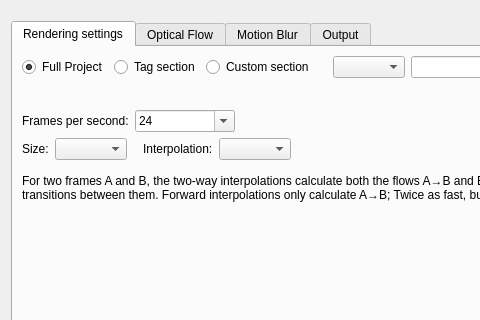
Old version of the form slowmoVideo/slowmoUI/dialogues/renderingDialog.ui in the repository slowmoVideo/slowmoVideo; both pictures show x 0 to 480 and y 0 to 320 of the 718 by 495 pixel window.
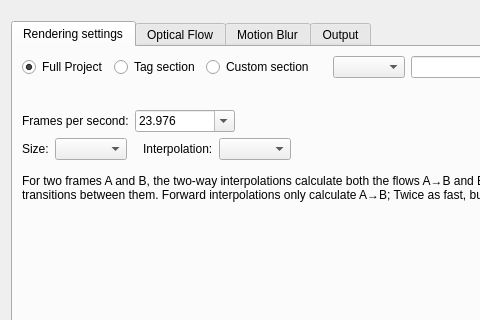
New version of the form. The open tabs and pages were chosen to show the change.

Diff of the .ui file:
```diff
--- a/slowmoVideo/slowmoUI/dialogues/renderingDialog.ui
+++ b/slowmoVideo/slowmoUI/dialogues/renderingDialog.ui
@@ -217,7 +217,7 @@
             <bool>true</bool>
            </property>
            <property name="currentIndex">
-            <number>1</number>
+            <number>0</number>
            </property>
            <item>
             <property name="text">
```
Left out of the diff: 28 changed lines with no effect on the pictures.
